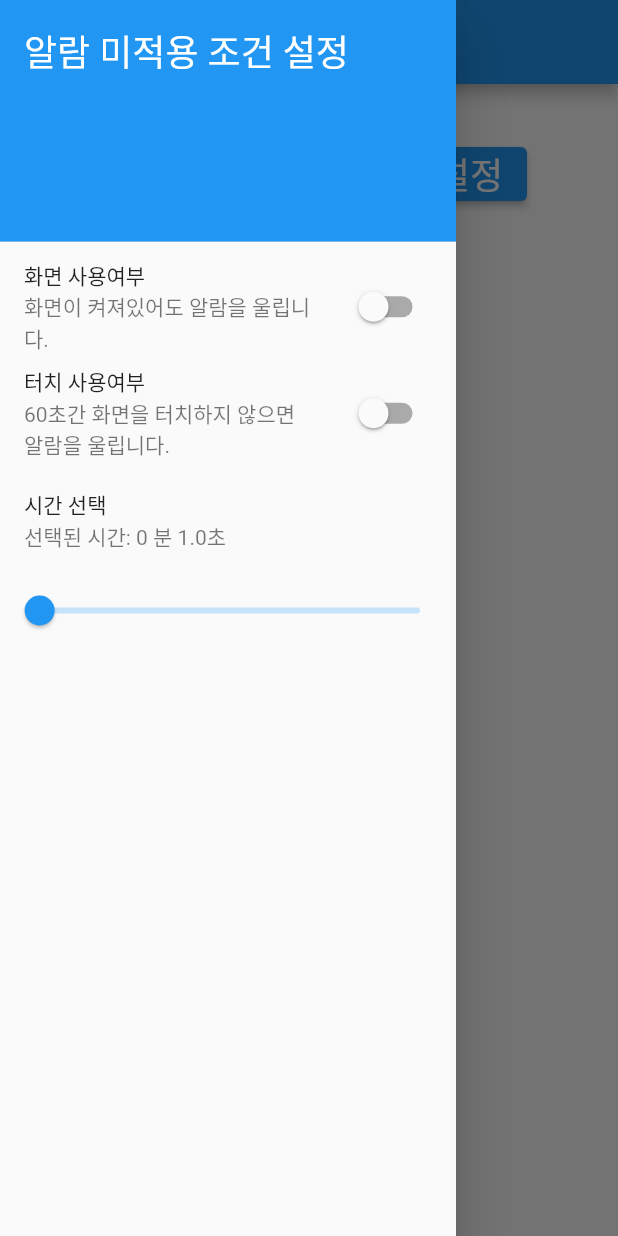
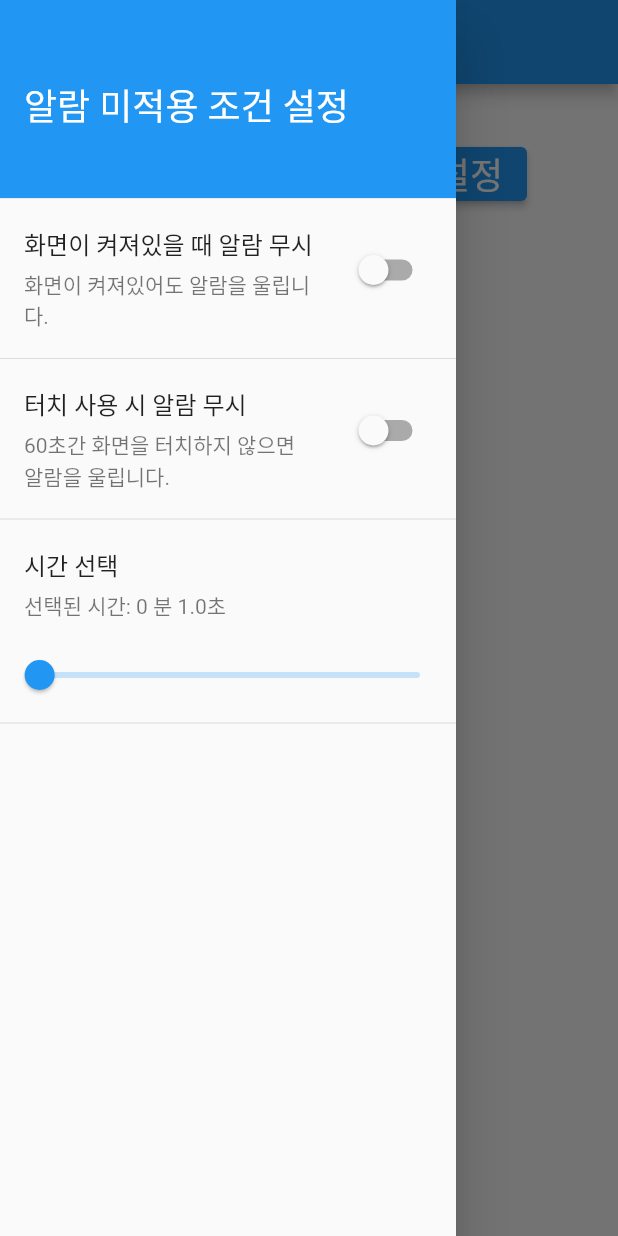
Before and after one commit to Cappuccinomild/blue_beacon, a Flutter app: the screen it shows after launch, with the side drawer open, on a phone screen of 412 x 824 dp. Run offline on Flutter 3.47's test engine with Material 2 defaults, Android fonts, the phone set to English and light mode, and no system bars; our stand-ins replace device_info_plus, file_picker, flutter_local_notifications, flutter_svg, fluttertoast, just_audio and 3 more; missing offline and left inert: beacons_plugin, flutter_background_service, flutter_background_service_android, perfect_volume_control, restart_app, screen_state.

Commit message:
UI 수정

```diff
--- a/lib/test.dart
+++ b/lib/test.dart
@@ -4,6 +4,7 @@ import 'package:blue_beacon/beaconConnect.dart';
 import 'package:blue_beacon/setting.dart';
 import 'package:flutter/material.dart';
 import 'package:flutter_background_service/flutter_background_service.dart';
+import 'package:flutter_svg/svg.dart';
 import 'package:logger/logger.dart';
 import 'package:shared_preferences/shared_preferences.dart';
 
@@ -101,7 +102,7 @@ class _TestAppState extends State<TestApp> {
     return MaterialApp(
       home: Scaffold(
         appBar: AppBar(
-          title: Text('아이콘 버튼 예제'),
+          title: Text('블루알리미'),
           // 메뉴 아이콘 추가
           leading: Builder(
             builder: (BuildContext context) {
@@ -119,10 +120,14 @@ class _TestAppState extends State<TestApp> {
           child: ListView(
             padding: EdgeInsets.zero,
             children: <Widget>[
-              DrawerHeader(
+              const SizedBox(
+                height: 140,
+                child: DrawerHeader(
                   decoration: BoxDecoration(
                     color: Colors.blue,
                   ),
+                  child: Align(
+                    alignment: Alignment.centerLeft,
                     child: Text(
                       '알람 미적용 조건 설정',
                       style: TextStyle(
@@ -131,11 +136,20 @@ class _TestAppState extends State<TestApp> {
                       ),
                     ),
                   ),
+                ),
+              ),
               ListTile(
-                title: Text('화면 사용여부'),
+                minVerticalPadding: 10,
+                title: const Padding(
+                  padding: EdgeInsets.only(bottom: 5),
+                  child: Text(
+                    '화면이 켜져있을 때 알람 무시',
+                    style: TextStyle(fontSize: 16),
+                  ),
+                ),
                 subtitle: screenEvent
-                    ? Text('화면이 켜져있을때 알람을 무시합니다.')
-                    : Text('화면이 켜져있어도 알람을 울립니다.'),
+                    ? const Text('화면이 켜져있을때 알람을 무시합니다.')
+                    : const Text('화면이 켜져있어도 알람을 울립니다.'),
                 trailing: Switch(
                   value: screenEvent,
                   onChanged: (value) {
@@ -146,12 +160,27 @@ class _TestAppState extends State<TestApp> {
                     });
                   },
                 ),
+                onTap: () {
+                  setState(() {
+                    screenEvent = !screenEvent;
+                    prefs.setBool("screenEvent", screenEvent);
+                    FlutterBackgroundService().invoke("setScreenEvent", {"value": screenEvent});
+                  });
+                },
               ),
+              const Divider(),
               ListTile(
-                title: Text('터치 사용여부'),
+                minVerticalPadding: 10,
+                title: const Padding(
+                  padding: EdgeInsets.only(bottom: 5),
+                  child: Text(
+                    '터치 사용 시 알람 무시',
+                    style: TextStyle(fontSize: 16),
+                  ),
+                ),
                 subtitle: touchEvent
-                    ? Text('최근에 화면을 터치했다면 알람을 무시합니다.')
-                    : Text('60초간 화면을 터치하지 않으면 알람을 울립니다.'),
+                    ? const Text('최근에 화면을 터치했다면 알람을 무시합니다.')
+                    : const Text('60초간 화면을 터치하지 않으면 알람을 울립니다.'),
                 trailing: Switch(
                   value: touchEvent,
                   onChanged: (value) {
@@ -162,9 +191,20 @@ class _TestAppState extends State<TestApp> {
                     });
                   },
                 ),
+                onTap: () {
+                  setState(() {
+                    touchEvent = !touchEvent;
+                    prefs.setBool("set", touchEvent);
+                    FlutterBackgroundService().invoke("setTouchEvent", {"value": touchEvent});
+                  });
+                },
               ),
+              const Divider(),
               ListTile(
-                title: Text('시간 선택'),
+                title: const Padding(
+                  padding: EdgeInsets.only(bottom: 5),
+                  child: Text('시간 선택', style: TextStyle(fontSize: 16),),
+                ),
                 subtitle: Text('선택된 시간: ${secondsToMinutes(selectedSeconds)} 분 ${remainMinute(selectedSeconds)}초'),
               ),
               Slider(
@@ -181,6 +221,7 @@ class _TestAppState extends State<TestApp> {
                   });
                 },
               ),
+              const Divider(),
               // 필요한 만큼 메뉴 항목을 추가할 수 있습니다.
             ],
           ),
@@ -213,7 +254,7 @@ class _TestAppState extends State<TestApp> {
                 return Column(
                   children: [
                     Container(
-                      margin: EdgeInsets.only(top: 200, bottom: 30),
+                      margin: const EdgeInsets.only(top: 180, bottom: 30),
                       child: InkWell(
                         highlightColor: Colors.transparent,
                         splashColor: Colors.transparent,
@@ -224,12 +265,20 @@ class _TestAppState extends State<TestApp> {
                           initPrefs();
                         },
                           child: isBluetoothOn
-                            ? Image.asset("assets/image/bluetooth_on.png")
-                            : Image.asset("assets/image/bluetooth_off.png"),
+                              ? SvgPicture.asset(
+                            'assets/image/bluetooth_on.svg',
+                            height: 170,
+                            width: 170,
+                          )
+                              : SvgPicture.asset(
+                            'assets/image/bluetooth_off.svg',
+                            height: 170,
+                            width: 170,
+                          )
                       ),
                     ),
                     Container(
-                      margin: EdgeInsets.only(bottom: 100),
+                      margin: const EdgeInsets.only(bottom: 80),
                       child: Column(
                         children: [
                           Text(
@@ -269,7 +318,7 @@ class _TestAppState extends State<TestApp> {
                     },
                     child: const Text("비컨 재등록", style: TextStyle(fontSize: 24)),
                   ),
-                  SizedBox(width: 16),
+                  const SizedBox(width: 16),
                   ElevatedButton(
                     onPressed: () {
                       Navigator.push(
--- a/pubspec.yaml
+++ b/pubspec.yaml
@@ -51,6 +51,7 @@ dependencies:
   restart_app: ^1.2.1
   perfect_volume_control: ^1.0.5
   screen_state: ^3.0.1
+  flutter_svg: ^2.0.7
 
 dev_dependencies:
   flutter_test:
@@ -82,6 +83,8 @@ flutter:
     - assets/audio/beep3.mp3
     - assets/audio/chicken.mp3
     - assets/audio/playtime.mp3
+    - assets/image/bluetooth_on.svg
+    - assets/image/bluetooth_off.svg
 
   # To add assets to your application, add an assets section, like this:
   # assets:
```
Also changed, not shown: assets/image/bluetooth_off.svg (added), assets/image/bluetooth_on.svg (added), pubspec.lock. Lines whose indentation alone changed are shown as unchanged.
